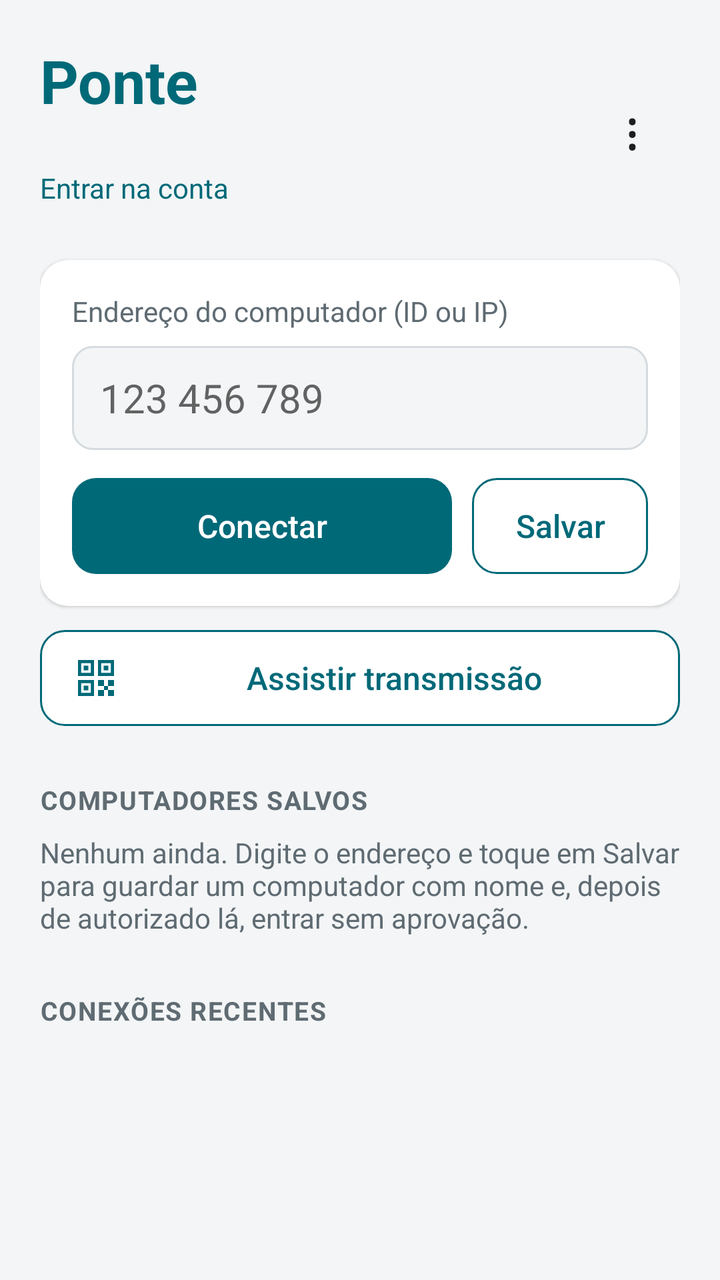
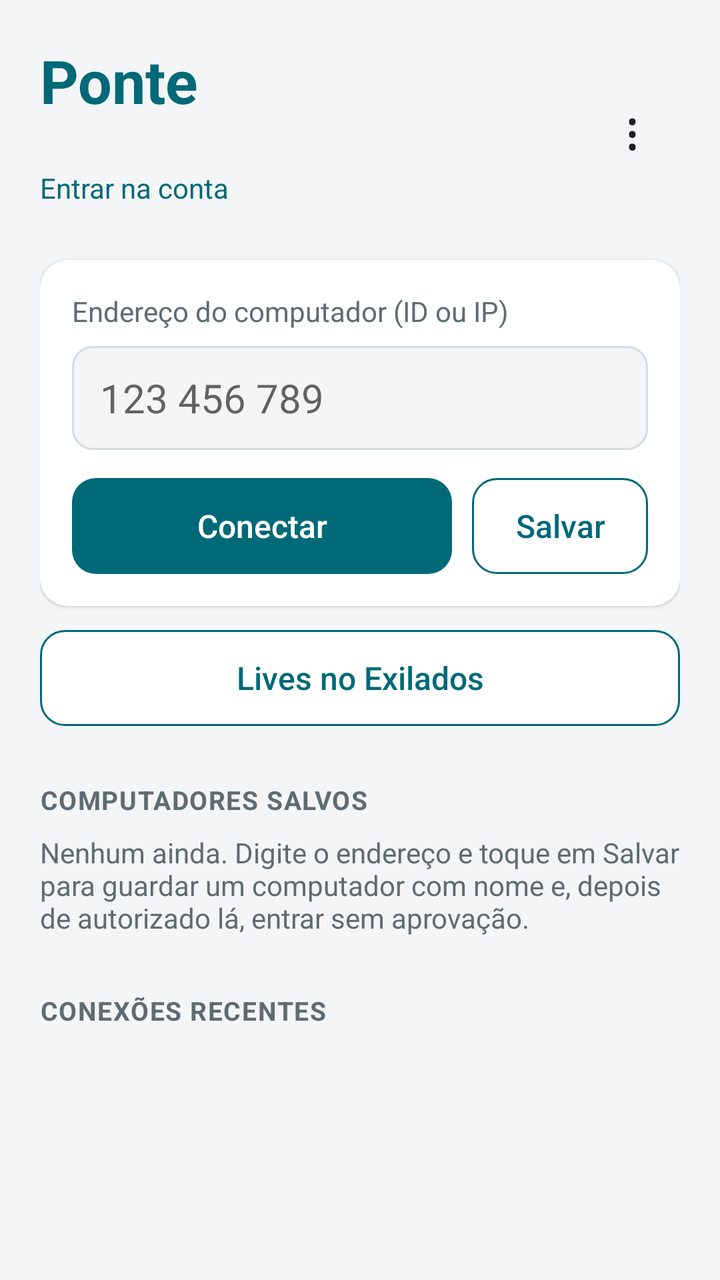

An Android layout rendered at two revisions. The XML below is the earlier revision; the diff shows what the commit changed to produce the second picture.
<!-- AndroidManifest.xml: application theme Tema -->
<!-- res/layout/activity_main.xml -->
<?xml version="1.0" encoding="utf-8"?>
<ScrollView xmlns:android="http://schemas.android.com/apk/res/android"
    android:layout_width="match_parent"
    android:layout_height="match_parent"
    android:fillViewport="true"
    android:fitsSystemWindows="true">

    <LinearLayout
        android:layout_width="match_parent"
        android:layout_height="wrap_content"
        android:orientation="vertical"
        android:padding="20dp">

        <LinearLayout
            android:layout_width="match_parent"
            android:layout_height="wrap_content"
            android:gravity="center_vertical"
            android:orientation="horizontal">

            <LinearLayout
                android:layout_width="0dp"
                android:layout_height="wrap_content"
                android:layout_weight="1"
                android:orientation="vertical">

                <TextView
                    android:layout_width="wrap_content"
                    android:layout_height="wrap_content"
                    android:text="Ponte"
                    android:textColor="@color/destaque"
                    android:textSize="30sp"
                    android:textStyle="bold" />

                <TextView
                    android:id="@+id/versao"
                    android:layout_width="wrap_content"
                    android:layout_height="wrap_content"
                    android:textColor="@color/texto_secundario"
                    android:textSize="13sp" />

                <TextView
                    android:id="@+id/conta"
                    android:layout_width="wrap_content"
                    android:layout_height="wrap_content"
                    android:background="?android:attr/selectableItemBackground"
                    android:minHeight="32dp"
                    android:gravity="center_vertical"
                    android:text="Entrar na conta"
                    android:textColor="@color/destaque"
                    android:textSize="14sp" />
            </LinearLayout>

            <TextView
                android:id="@+id/menu"
                android:layout_width="48dp"
                android:layout_height="48dp"
                android:background="?android:attr/selectableItemBackgroundBorderless"
                android:contentDescription="Menu"
                android:gravity="center"
                android:text="⋮"
                android:textColor="@color/texto"
                android:textSize="26sp" />
        </LinearLayout>

        <LinearLayout
            android:layout_width="match_parent"
            android:layout_height="wrap_content"
            android:layout_marginTop="20dp"
            android:background="@drawable/cartao"
            android:elevation="1dp"
            android:orientation="vertical"
            android:padding="16dp">

            <TextView
                android:layout_width="wrap_content"
                android:layout_height="wrap_content"
                android:text="Endereço do computador (ID ou IP)"
                android:textColor="@color/texto_secundario"
                android:textSize="14sp" />

            <EditText
                android:id="@+id/endereco"
                android:layout_width="match_parent"
                android:layout_height="52dp"
                android:layout_marginTop="8dp"
                android:background="@drawable/campo"
                android:hint="123 456 789"
                android:imeOptions="actionGo"
                android:importantForAutofill="no"
                android:inputType="textVisiblePassword|textNoSuggestions"
                android:paddingStart="14dp"
                android:paddingEnd="14dp"
                android:singleLine="true"
                android:textColor="@color/texto"
                android:textSize="20sp" />

            <LinearLayout
                android:layout_width="match_parent"
                android:layout_height="wrap_content"
                android:layout_marginTop="14dp"
                android:orientation="horizontal">

                <Button
                    android:id="@+id/conectar"
                    style="@style/BotaoPrincipal"
                    android:layout_width="0dp"
                    android:layout_height="wrap_content"
                    android:layout_weight="1"
                    android:text="Conectar" />

                <Button
                    android:id="@+id/salvar"
                    style="@style/BotaoSecundario"
                    android:layout_width="wrap_content"
                    android:layout_height="wrap_content"
                    android:layout_marginStart="10dp"
                    android:paddingStart="20dp"
                    android:paddingEnd="20dp"
                    android:text="Salvar" />
            </LinearLayout>
        </LinearLayout>

        
        <Button
            android:id="@+id/assistir"
            style="@style/BotaoSecundario"
            android:layout_width="match_parent"
            android:layout_height="wrap_content"
            android:layout_marginTop="12dp"
            android:drawableStart="@drawable/qr"
            android:drawablePadding="10dp"
            android:paddingStart="16dp"
            android:paddingEnd="16dp"
            android:text="Assistir transmissão" />

        <TextView
            style="@style/TituloDeSecao"
            android:layout_width="wrap_content"
            android:layout_height="wrap_content"
            android:layout_marginTop="28dp"
            android:text="COMPUTADORES SALVOS" />

        <TextView
            android:id="@+id/salvosVazio"
            android:layout_width="match_parent"
            android:layout_height="wrap_content"
            android:layout_marginTop="8dp"
            android:text="Nenhum ainda. Digite o endereço e toque em Salvar para guardar um computador com nome e, depois de autorizado lá, entrar sem aprovação."
            android:textColor="@color/texto_secundario"
            android:textSize="14sp" />

        <LinearLayout
            android:id="@+id/salvos"
            android:layout_width="match_parent"
            android:layout_height="wrap_content"
            android:orientation="vertical" />

        <TextView
            android:id="@+id/recentesTitulo"
            style="@style/TituloDeSecao"
            android:layout_width="wrap_content"
            android:layout_height="wrap_content"
            android:layout_marginTop="28dp"
            android:text="CONEXÕES RECENTES" />

        <LinearLayout
            android:id="@+id/recentes"
            android:layout_width="match_parent"
            android:layout_height="wrap_content"
            android:orientation="vertical" />
    </LinearLayout>
</ScrollView>
<!-- resources referenced by this layout -->
<resources>
  <color name="destaque">#006978</color>
  <color name="texto">#1B1F22</color>
  <color name="texto_secundario">#5F6B72</color>
  <!-- drawable campo (drawable) -->
  <?xml version="1.0" encoding="utf-8"?>
  <shape xmlns:android="http://schemas.android.com/apk/res/android" android:shape="rectangle">
      <solid android:color="@color/fundo" />
      <stroke android:width="1dp" android:color="@color/contorno" />
      <corners android:radius="10dp" />
  </shape>
  <!-- drawable cartao (drawable) -->
  <?xml version="1.0" encoding="utf-8"?>
  <shape xmlns:android="http://schemas.android.com/apk/res/android" android:shape="rectangle">
      <solid android:color="@color/cartao" />
      <corners android:radius="14dp" />
  </shape>
  <!-- drawable qr (drawable) -->
  <?xml version="1.0" encoding="utf-8"?>
  <vector xmlns:android="http://schemas.android.com/apk/res/android"
      android:width="24dp" android:height="24dp"
      android:viewportWidth="24" android:viewportHeight="24">
      <path android:fillColor="@color/destaque" android:fillType="evenOdd"
          android:pathData="M3,3h8v8h-8z M4.6,4.6v4.8h4.8v-4.8z M5.8,5.8h2.4v2.4h-2.4z
              M13,3h8v8h-8z M14.6,4.6v4.8h4.8v-4.8z M15.8,5.8h2.4v2.4h-2.4z
              M3,13h8v8h-8z M4.6,14.6v4.8h4.8v-4.8z M5.8,15.8h2.4v2.4h-2.4z" />
      <path android:fillColor="@color/destaque"
          android:pathData="M13,13h3v3h-3z M18,13h3v3h-3z M16,16h2v2h-2z M13,18h3v3h-3z M18,18h3v3h-3z" />
  </vector>
  <style name="BotaoPrincipal">
          <item name="android:background">@drawable/botao_principal</item>
          <item name="android:textColor">@color/texto_botao</item>
          <item name="android:textSize">16sp</item>
          <item name="android:textAllCaps">false</item>
          <item name="android:minHeight">48dp</item>
          <item name="android:stateListAnimator">@null</item>
      </style>
  <style name="BotaoSecundario">
          <item name="android:background">@drawable/botao_secundario</item>
          <item name="android:textColor">@color/destaque</item>
          <item name="android:textSize">16sp</item>
          <item name="android:textAllCaps">false</item>
          <item name="android:minHeight">48dp</item>
          <item name="android:stateListAnimator">@null</item>
      </style>
  <style name="TituloDeSecao">
          <item name="android:textColor">@color/texto_secundario</item>
          <item name="android:textSize">13sp</item>
          <item name="android:textStyle">bold</item>
          <item name="android:letterSpacing">0.04</item>
      </style>
  <color name="fundo">#F3F5F6</color>
  <color name="contorno">#D5DBDF</color>
  <color name="cartao">#FFFFFF</color>
  <!-- drawable botao_principal (drawable) -->
  <?xml version="1.0" encoding="utf-8"?>
  <ripple xmlns:android="http://schemas.android.com/apk/res/android" android:color="#40FFFFFF">
      <item>
          <shape android:shape="rectangle">
              <solid android:color="@color/botao" />
              <corners android:radius="12dp" />
          </shape>
      </item>
  </ripple>
  <color name="texto_botao">#FFFFFF</color>
  <!-- drawable botao_secundario (drawable) -->
  <?xml version="1.0" encoding="utf-8"?>
  <ripple xmlns:android="http://schemas.android.com/apk/res/android" android:color="@color/toque">
      <item>
          <shape android:shape="rectangle">
              <solid android:color="@color/cartao" />
              <stroke android:width="1dp" android:color="@color/destaque" />
              <corners android:radius="12dp" />
          </shape>
      </item>
  </ripple>
  <color name="botao">#006978</color>
  <color name="toque">#22006978</color>
  <!-- unchanged entries left out for length: 1 -->
</resources>

<!-- the commit's change to res/layout/activity_main.xml (unified diff, before → after) -->
@@ -122,16 +122,14 @@
 
         
         <Button
-            android:id="@+id/assistir"
+            android:id="@+id/exilados"
             style="@style/BotaoSecundario"
             android:layout_width="match_parent"
             android:layout_height="wrap_content"
             android:layout_marginTop="12dp"
-            android:drawableStart="@drawable/qr"
-            android:drawablePadding="10dp"
             android:paddingStart="16dp"
             android:paddingEnd="16dp"
-            android:text="Assistir transmissão" />
+            android:text="Lives no Exilados" />
 
         <TextView
             style="@style/TituloDeSecao"
<!-- resource entries referenced after the edit -->
@@ -16,18 +16,6 @@
       <solid android:color="@color/cartao" />
       <corners android:radius="14dp" />
   </shape>
-  <!-- drawable qr (drawable) -->
-  <?xml version="1.0" encoding="utf-8"?>
-  <vector xmlns:android="http://schemas.android.com/apk/res/android"
-      android:width="24dp" android:height="24dp"
-      android:viewportWidth="24" android:viewportHeight="24">
-      <path android:fillColor="@color/destaque" android:fillType="evenOdd"
-          android:pathData="M3,3h8v8h-8z M4.6,4.6v4.8h4.8v-4.8z M5.8,5.8h2.4v2.4h-2.4z
-              M13,3h8v8h-8z M14.6,4.6v4.8h4.8v-4.8z M15.8,5.8h2.4v2.4h-2.4z
-              M3,13h8v8h-8z M4.6,14.6v4.8h4.8v-4.8z M5.8,15.8h2.4v2.4h-2.4z" />
-      <path android:fillColor="@color/destaque"
-          android:pathData="M13,13h3v3h-3z M18,13h3v3h-3z M16,16h2v2h-2z M13,18h3v3h-3z M18,18h3v3h-3z" />
-  </vector>
   <style name="BotaoPrincipal">
           <item name="android:background">@drawable/botao_principal</item>
           <item name="android:textColor">@color/texto_botao</item>
